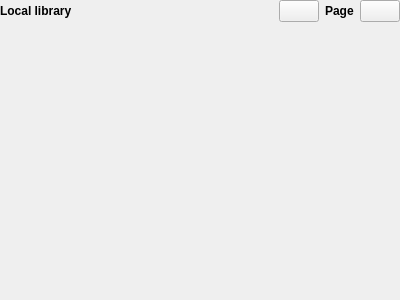
Before: the Qt Designer form locallibrarywidget.ui in Quill-OS/quill, drawn with Qt 5.
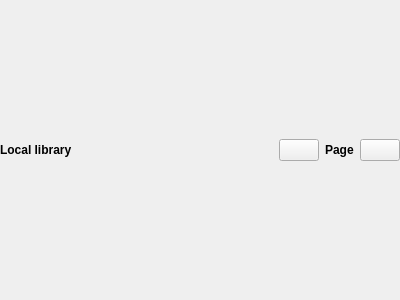
After: the same form once the commit is applied.

Commit message:
Local library: Switch to QVector for widget arrays; improvements
Thanks to @shermp for the help provided on QVectors, which I now use here instead of C-style arrays which could only have a fixed size.

What changed in the file:
```diff
--- a/locallibrarywidget.ui
+++ b/locallibrarywidget.ui
@@ -10,6 +10,12 @@
     <height>300</height>
    </rect>
   </property>
+  <property name="sizePolicy">
+   <sizepolicy hsizetype="Preferred" vsizetype="Preferred">
+    <horstretch>0</horstretch>
+    <verstretch>0</verstretch>
+   </sizepolicy>
+  </property>
   <property name="font">
    <font>
     <weight>75</weight>
@@ -84,19 +90,6 @@
      </property>
     </layout>
    </item>
-   <item>
-    <spacer name="verticalSpacer">
-     <property name="orientation">
-      <enum>Qt::Vertical</enum>
-     </property>
-     <property name="sizeHint" stdset="0">
-      <size>
-       <width>20</width>
-       <height>40</height>
-      </size>
-     </property>
-    </spacer>
-   </item>
   </layout>
  </widget>
  <resources/>
```
Left out of the diff: 2 changed lines with no effect on the pictures. The commit also changes 4 other files.
